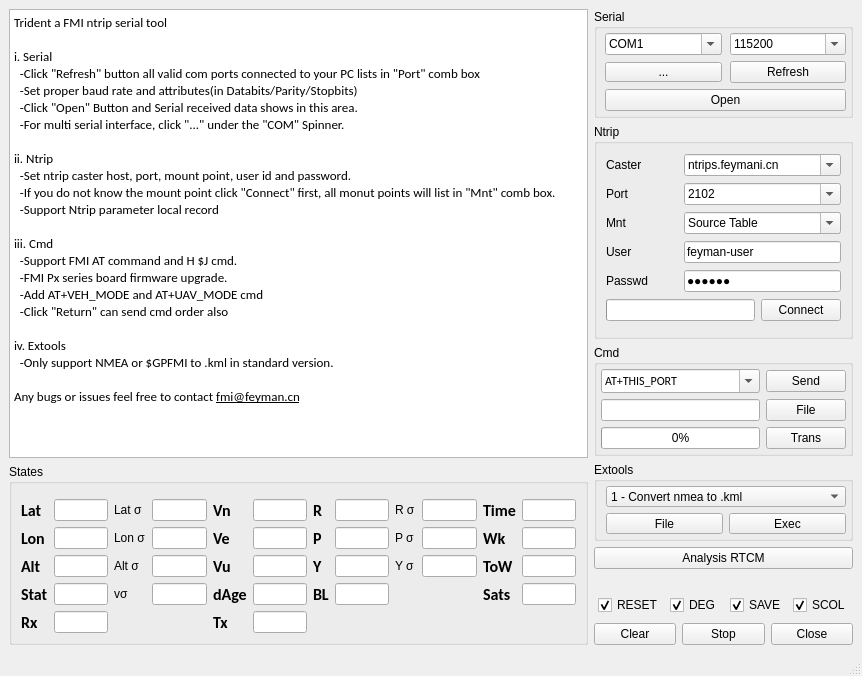
Above: gui/mainwindow.ui from linlintaotao/trident3.0 before the change. Below: the same form after it.
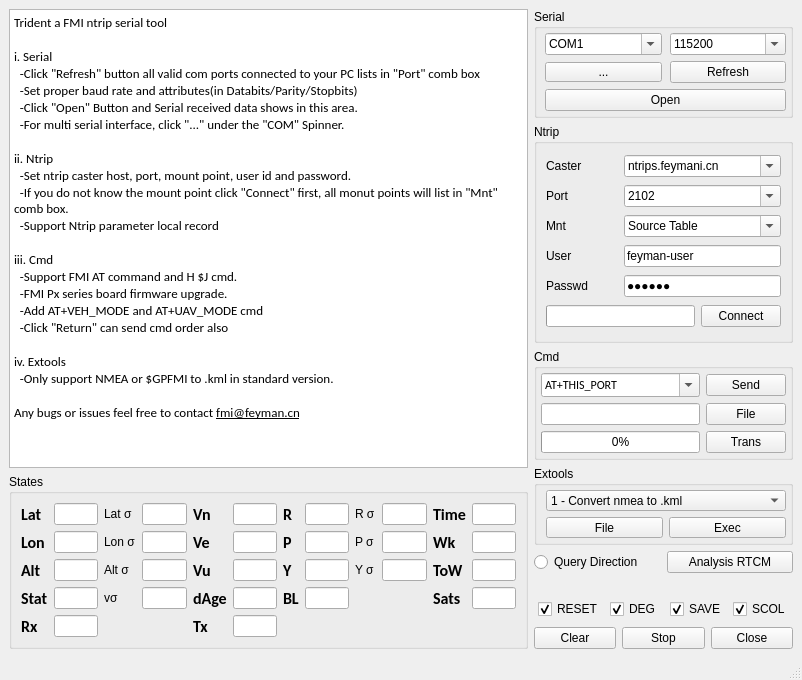
That is the form after the change.

Commit message: 0111 -add direction to GPIMU

```diff
--- a/gui/mainwindow.ui
+++ b/gui/mainwindow.ui
@@ -9,8 +9,8 @@
    <rect>
     <x>0</x>
     <y>0</y>
-    <width>862</width>
-    <height>676</height>
+    <width>802</width>
+    <height>680</height>
    </rect>
   </property>
   <widget class="QWidget" name="centralwidget">
@@ -88,21 +88,16 @@
            <string>States</string>
           </property>
           <layout class="QGridLayout" name="gridLayout">
-           <item row="3" column="10">
-            <widget class="QLabel" name="label_Y">
-             <property name="text">
-              <string>Y σ</string>
-             </property>
-            </widget>
+           <item row="2" column="11">
+            <widget class="QLineEdit" name="y_std"/>
            </item>
-           <item row="3" column="13">
-            <widget class="QLineEdit" name="lineEdit_sow">
-             <property name="readOnly">
-              <bool>true</bool>
-             </property>
-            </widget>
+           <item row="2" column="4">
+            <widget class="QLineEdit" name="alt_std"/>
            </item>
-           <item row="1" column="12">
+           <item row="0" column="4">
+            <widget class="QLineEdit" name="lat_std"/>
+           </item>
+           <item row="0" column="12">
             <widget class="QLabel" name="label">
              <property name="font">
               <font>
@@ -117,7 +112,22 @@
              </property>
             </widget>
            </item>
-           <item row="1" column="8">
+           <item row="2" column="5">
+            <widget class="QLabel" name="label_8">
+             <property name="font">
+              <font>
+               <family>Calibri</family>
+               <pointsize>12</pointsize>
+               <weight>75</weight>
+               <bold>true</bold>
+              </font>
+             </property>
+             <property name="text">
+              <string>Vu</string>
+             </property>
+            </widget>
+           </item>
+           <item row="0" column="8">
             <widget class="QLabel" name="label_15">
              <property name="font">
               <font>
@@ -132,7 +142,17 @@
              </property>
             </widget>
            </item>
-           <item row="2" column="5">
+           <item row="1" column="6">
+            <widget class="QLineEdit" name="lineEdit_ve">
+             <property name="alignment">
+              <set>Qt::AlignRight|Qt::AlignTrailing|Qt::AlignVCenter</set>
+             </property>
+             <property name="readOnly">
+              <bool>true</bool>
+             </property>
+            </widget>
+           </item>
+           <item row="1" column="5">
             <widget class="QLabel" name="label_11">
              <property name="font">
               <font>
@@ -147,15 +167,15 @@
              </property>
             </widget>
            </item>
-           <item row="1" column="13">
-            <widget class="QLineEdit" name="lineEdit_time">
-             <property name="readOnly">
-              <bool>true</bool>
+           <item row="3" column="3">
+            <widget class="QLabel" name="label_v_std">
+             <property name="text">
+              <string>vσ</string>
              </property>
             </widget>
            </item>
-           <item row="3" column="8">
-            <widget class="QLabel" name="label_9">
+           <item row="3" column="0">
+            <widget class="QLabel" name="label_16">
              <property name="font">
               <font>
                <family>Calibri</family>
@@ -165,25 +185,33 @@
               </font>
              </property>
              <property name="text">
-              <string>Y</string>
+              <string>Stat</string>
              </property>
             </widget>
            </item>
-           <item row="4" column="9">
-            <widget class="QLineEdit" name="lineEdit_bl">
-             <property name="toolTip">
-              <string>base line</string>
+           <item row="1" column="0">
+            <widget class="QLabel" name="label_10">
+             <property name="font">
+              <font>
+               <family>Calibri</family>
+               <pointsize>12</pointsize>
+               <weight>75</weight>
+               <bold>true</bold>
+              </font>
              </property>
-             <property name="alignment">
-              <set>Qt::AlignRight|Qt::AlignTrailing|Qt::AlignVCenter</set>
+             <property name="text">
+              <string>Lon</string>
              </property>
-             <property name="readOnly">
-              <bool>true</bool>
-             </property>
             </widget>
            </item>
+           <item row="1" column="4">
+            <widget class="QLineEdit" name="lon_std"/>
+           </item>
            <item row="3" column="2">
-            <widget class="QLineEdit" name="lineEdit_rovhgt">
+            <widget class="QLineEdit" name="lineEdit_solstat">
+             <property name="toolTip">
+              <string>solution state</string>
+             </property>
              <property name="layoutDirection">
               <enum>Qt::RightToLeft</enum>
              </property>
@@ -195,8 +223,11 @@
              </property>
             </widget>
            </item>
-           <item row="1" column="6">
-            <widget class="QLineEdit" name="lineEdit_vn">
+           <item row="1" column="2">
+            <widget class="QLineEdit" name="lineEdit_rovlon">
+             <property name="layoutDirection">
+              <enum>Qt::RightToLeft</enum>
+             </property>
              <property name="alignment">
               <set>Qt::AlignRight|Qt::AlignTrailing|Qt::AlignVCenter</set>
              </property>
@@ -205,7 +236,36 @@
              </property>
             </widget>
            </item>
-           <item row="3" column="9">
+           <item row="3" column="13">
+            <widget class="QLineEdit" name="lineEdit_sats">
+             <property name="readOnly">
+              <bool>true</bool>
+             </property>
+            </widget>
+           </item>
+           <item row="2" column="10">
+            <widget class="QLabel" name="label_Y">
+             <property name="text">
+              <string>Y σ</string>
+             </property>
+            </widget>
+           </item>
+           <item row="3" column="8">
+            <widget class="QLabel" name="label_18">
+             <property name="font">
+              <font>
+               <family>Calibri</family>
+               <pointsize>12</pointsize>
+               <weight>75</weight>
+               <bold>true</bold>
+              </font>
+             </property>
+             <property name="text">
+              <string>BL</string>
+             </property>
+            </widget>
+           </item>
+           <item row="2" column="9">
             <widget class="QLineEdit" name="lineEdit_yaw">
              <property name="toolTip">
               <string>yaw(heading) in deg</string>
@@ -218,7 +278,20 @@
              </property>
             </widget>
            </item>
-           <item row="4" column="5">
+           <item row="0" column="9">
+            <widget class="QLineEdit" name="lineEdit_roll">
+             <property name="toolTip">
+              <string>roll in deg</string>
+             </property>
+             <property name="alignment">
+              <set>Qt::AlignRight|Qt::AlignTrailing|Qt::AlignVCenter</set>
+             </property>
+             <property name="readOnly">
+              <bool>true</bool>
+             </property>
+            </widget>
+           </item>
+           <item row="3" column="5">
             <widget class="QLabel" name="label_17">
              <property name="font">
               <font>
@@ -233,21 +306,15 @@
              </property>
             </widget>
            </item>
-           <item row="1" column="2">
-            <widget class="QLineEdit" name="lineEdit_rovlat">
-             <property name="layoutDirection">
-              <enum>Qt::RightToLeft</enum>
-             </property>
-             <property name="alignment">
-              <set>Qt::AlignRight|Qt::AlignTrailing|Qt::AlignVCenter</set>
-             </property>
+           <item row="2" column="13">
+            <widget class="QLineEdit" name="lineEdit_sow">
              <property name="readOnly">
               <bool>true</bool>
              </property>
             </widget>
            </item>
-           <item row="3" column="0">
-            <widget class="QLabel" name="label_7">
+           <item row="0" column="5">
+            <widget class="QLabel" name="label_14">
              <property name="font">
               <font>
                <family>Calibri</family>
@@ -257,48 +324,18 @@
               </font>
              </property>
              <property name="text">
-              <string>Alt</string>
+              <string>Vn</string>
              </property>
             </widget>
            </item>
-           <item row="1" column="0">
-            <widget class="QLabel" name="label_13">
-             <property name="font">
-              <font>
-               <family>Calibri</family>
-               <pointsize>12</pointsize>
-               <weight>75</weight>
-               <bold>true</bold>
-              </font>
-             </property>
+           <item row="1" column="3">
+            <widget class="QLabel" name="label_lon">
              <property name="text">
-              <string>Lat</string>
+              <string>Lon σ</string>
              </property>
             </widget>
            </item>
-           <item row="4" column="2">
-            <widget class="QLineEdit" name="lineEdit_solstat">
-             <property name="toolTip">
-              <string>solution state</string>
-             </property>
-             <property name="layoutDirection">
-              <enum>Qt::RightToLeft</enum>
-             </property>
-             <property name="alignment">
-              <set>Qt::AlignRight|Qt::AlignTrailing|Qt::AlignVCenter</set>
-             </property>
-             <property name="readOnly">
-              <bool>true</bool>
-             </property>
-            </widget>
-           </item>
-           <item row="3" column="4">
-            <widget class="QLineEdit" name="alt_std"/>
-           </item>
-           <item row="2" column="11">
-            <widget class="QLineEdit" name="p_std"/>
-           </item>
-           <item row="4" column="12">
+           <item row="3" column="12">
             <widget class="QLabel" name="label_4">
              <property name="font">
               <font>
@@ -313,17 +350,103 @@
              </property>
             </widget>
            </item>
-           <item row="4" column="4">
-            <widget class="QLineEdit" name="v_std"/>
+           <item row="0" column="3">
+            <widget class="QLabel" name="label_lat">
+             <property name="text">
+              <string>Lat σ</string>
+             </property>
+            </widget>
            </item>
-           <item row="2" column="13">
+           <item row="2" column="6">
+            <widget class="QLineEdit" name="lineEdit_vu">
+             <property name="alignment">
+              <set>Qt::AlignRight|Qt::AlignTrailing|Qt::AlignVCenter</set>
+             </property>
+             <property name="readOnly">
+              <bool>true</bool>
+             </property>
+            </widget>
+           </item>
+           <item row="3" column="6">
+            <widget class="QLineEdit" name="lineEdit_dage">
+             <property name="toolTip">
+              <string>age of difference</string>
+             </property>
+             <property name="alignment">
+              <set>Qt::AlignRight|Qt::AlignTrailing|Qt::AlignVCenter</set>
+             </property>
+             <property name="readOnly">
+              <bool>true</bool>
+             </property>
+            </widget>
+           </item>
+           <item row="0" column="6">
+            <widget class="QLineEdit" name="lineEdit_vn">
+             <property name="alignment">
+              <set>Qt::AlignRight|Qt::AlignTrailing|Qt::AlignVCenter</set>
+             </property>
+             <property name="readOnly">
+              <bool>true</bool>
+             </property>
+            </widget>
+           </item>
+           <item row="3" column="9">
+            <widget class="QLineEdit" name="lineEdit_bl">
+             <property name="toolTip">
+              <string>base line</string>
+             </property>
+             <property name="alignment">
+              <set>Qt::AlignRight|Qt::AlignTrailing|Qt::AlignVCenter</set>
+             </property>
+             <property name="readOnly">
+              <bool>true</bool>
+             </property>
+            </widget>
+           </item>
+           <item row="0" column="10">
+            <widget class="QLabel" name="label_R">
+             <property name="text">
+              <string>R σ</string>
+             </property>
+            </widget>
+           </item>
+           <item row="4" column="5">
+            <widget class="QLabel" name="label_stx">
+             <property name="font">
+              <font>
+               <family>Calibri</family>
+               <pointsize>12</pointsize>
+               <weight>75</weight>
+               <bold>true</bold>
+              </font>
+             </property>
+             <property name="text">
+              <string>Tx</string>
+             </property>
+            </widget>
+           </item>
+           <item row="4" column="2">
+            <widget class="QLineEdit" name="lineEdit_stx">
+             <property name="readOnly">
+              <bool>true</bool>
+             </property>
+            </widget>
+           </item>
+           <item row="1" column="13">
             <widget class="QLineEdit" name="lineEdit_wk">
              <property name="readOnly">
               <bool>true</bool>
              </property>
             </widget>
            </item>
-           <item row="2" column="8">
+           <item row="2" column="3">
+            <widget class="QLabel" name="label_alt">
+             <property name="text">
+              <string>Alt σ</string>
+             </property>
+            </widget>
+           </item>
+           <item row="1" column="8">
             <widget class="QLabel" name="label_12">
              <property name="font">
               <font>
@@ -338,95 +461,8 @@
              </property>
             </widget>
            </item>
-           <item row="5" column="6">
-            <widget class="QLineEdit" name="lineEdit_srx">
-             <property name="autoFillBackground">
-              <bool>false</bool>
-             </property>
-             <property name="readOnly">
-              <bool>true</bool>
-             </property>
-            </widget>
-           </item>
-           <item row="3" column="12">
-            <widget class="QLabel" name="label_3">
-             <property name="font">
-              <font>
-               <family>Calibri</family>
-               <pointsize>12</pointsize>
-               <weight>75</weight>
-               <bold>true</bold>
-              </font>
-             </property>
-             <property name="text">
-              <string>ToW</string>
-             </property>
-            </widget>
-           </item>
-           <item row="4" column="13">
-            <widget class="QLineEdit" name="lineEdit_sats">
-             <property name="readOnly">
-              <bool>true</bool>
-             </property>
-            </widget>
-           </item>
-           <item row="4" column="8">
-            <widget class="QLabel" name="label_18">
-             <property name="font">
-              <font>
-               <family>Calibri</family>
-               <pointsize>12</pointsize>
-               <weight>75</weight>
-               <bold>true</bold>
-              </font>
-             </property>
-             <property name="text">
-              <string>BL</string>
-             </property>
-            </widget>
-           </item>
-           <item row="2" column="6">
-            <widget class="QLineEdit" name="lineEdit_ve">
-             <property name="alignment">
-              <set>Qt::AlignRight|Qt::AlignTrailing|Qt::AlignVCenter</set>
-             </property>
-             <property name="readOnly">
-              <bool>true</bool>
-             </property>
-            </widget>
-           </item>
-           <item row="1" column="5">
-            <widget class="QLabel" name="label_14">
-             <property name="font">
-              <font>
-               <family>Calibri</family>
-               <pointsize>12</pointsize>
-               <weight>75</weight>
-               <bold>true</bold>
-              </font>
-             </property>
-             <property name="text">
-              <string>Vn</string>
-             </property>
-            </widget>
-           </item>
-           <item row="3" column="5">
-            <widget class="QLabel" name="label_8">
-             <property name="font">
-              <font>
-               <family>Calibri</family>
-               <pointsize>12</pointsize>
-               <weight>75</weight>
-               <bold>true</bold>
-              </font>
-             </property>
-             <property name="text">
-              <string>Vu</string>
-             </property>
-            </widget>
-           </item>
            <item row="2" column="2">
-            <widget class="QLineEdit" name="lineEdit_rovlon">
+            <widget class="QLineEdit" name="lineEdit_rovhgt">
              <property name="layoutDirection">
               <enum>Qt::RightToLeft</enum>
              </property>
@@ -438,7 +474,20 @@
              </property>
             </widget>
            </item>
-           <item row="5" column="0">
+           <item row="0" column="2">
+            <widget class="QLineEdit" name="lineEdit_rovlat">
+             <property name="layoutDirection">
+              <enum>Qt::RightToLeft</enum>
+             </property>
+             <property name="alignment">
+              <set>Qt::AlignRight|Qt::AlignTrailing|Qt::AlignVCenter</set>
+             </property>
+             <property name="readOnly">
+              <bool>true</bool>
+             </property>
+            </widget>
+           </item>
+           <item row="4" column="0">
             <widget class="QLabel" name="label_srx">
              <property name="font">
               <font>
@@ -453,7 +502,46 @@
              </property>
             </widget>
            </item>
-           <item row="2" column="12">
+           <item row="4" column="6">
+            <widget class="QLineEdit" name="lineEdit_srx">
+             <property name="autoFillBackground">
+              <bool>false</bool>
+             </property>
+             <property name="readOnly">
+              <bool>true</bool>
+             </property>
+            </widget>
+           </item>
+           <item row="0" column="13">
+            <widget class="QLineEdit" name="lineEdit_time">
+             <property name="readOnly">
+              <bool>true</bool>
+             </property>
+            </widget>
+           </item>
+           <item row="2" column="0">
+            <widget class="QLabel" name="label_7">
+             <property name="font">
+              <font>
+               <family>Calibri</family>
+               <pointsize>12</pointsize>
+               <weight>75</weight>
+               <bold>true</bold>
+              </font>
+             </property>
+             <property name="text">
+              <string>Alt</string>
+             </property>
+            </widget>
+           </item>
+           <item row="1" column="10">
+            <widget class="QLabel" name="label_P">
+             <property name="text">
+              <string>P σ</string>
+             </property>
+            </widget>
+           </item>
+           <item row="1" column="12">
             <widget class="QLabel" name="label_2">
              <property name="font">
               <font>
@@ -468,24 +556,55 @@
              </property>
             </widget>
            </item>
-           <item row="3" column="6">
-            <widget class="QLineEdit" name="lineEdit_vu">
-             <property name="alignment">
-              <set>Qt::AlignRight|Qt::AlignTrailing|Qt::AlignVCenter</set>
+           <item row="0" column="11">
+            <widget class="QLineEdit" name="r_std"/>
+           </item>
+           <item row="0" column="0">
+            <widget class="QLabel" name="label_13">
+             <property name="font">
+              <font>
+               <family>Calibri</family>
+               <pointsize>12</pointsize>
+               <weight>75</weight>
+               <bold>true</bold>
+              </font>
              </property>
-             <property name="readOnly">
-              <bool>true</bool>
+             <property name="text">
+              <string>Lat</string>
              </property>
             </widget>
            </item>
-           <item row="5" column="2">
-            <widget class="QLineEdit" name="lineEdit_stx">
-             <property name="readOnly">
-              <bool>true</bool>
+           <item row="2" column="12">
+            <widget class="QLabel" name="label_3">
+             <property name="font">
+              <font>
+               <family>Calibri</family>
+               <pointsize>12</pointsize>
+               <weight>75</weight>
+               <bold>true</bold>
+              </font>
              </property>
+             <property name="text">
+              <string>ToW</string>
+             </property>
             </widget>
            </item>
-           <item row="2" column="9">
+           <item row="2" column="8">
+            <widget class="QLabel" name="label_9">
+             <property name="font">
+              <font>
+               <family>Calibri</family>
+               <pointsize>12</pointsize>
+               <weight>75</weight>
+               <bold>true</bold>
+              </font>
+             </property>
+             <property name="text">
+              <string>Y</string>
+             </property>
+            </widget>
+           </item>
+           <item row="1" column="9">
             <widget class="QLineEdit" name="lineEdit_pitch">
              <property name="toolTip">
               <string>pitch in deg</string>
@@ -498,133 +617,11 @@
              </property>
             </widget>
            </item>
-           <item row="4" column="0">
-            <widget class="QLabel" name="label_16">
-             <property name="font">
-              <font>
-               <family>Calibri</family>
-               <pointsize>12</pointsize>
-               <weight>75</weight>
-               <bold>true</bold>
-              </font>
-             </property>
-             <property name="text">
-              <string>Stat</string>
-             </property>
-            </widget>
-           </item>
-           <item row="2" column="0">
-            <widget class="QLabel" name="label_10">
-             <property name="font">
-              <font>
-               <family>Calibri</family>
-               <pointsize>12</pointsize>
-               <weight>75</weight>
-               <bold>true</bold>
-              </font>
-             </property>
-             <property name="text">
-              <string>Lon</string>
-             </property>
-            </widget>
-           </item>
-           <item row="3" column="11">
-            <widget class="QLineEdit" name="y_std"/>
-           </item>
-           <item row="1" column="10">
-            <widget class="QLabel" name="label_R">
-             <property name="text">
-              <string>R σ</string>
-             </property>
-            </widget>
-           </item>
-           <item row="1" column="9">
-            <widget class="QLineEdit" name="lineEdit_roll">
-             <property name="toolTip">
-              <string>roll in deg</string>
-             </property>
-             <property name="alignment">
-              <set>Qt::AlignRight|Qt::AlignTrailing|Qt::AlignVCenter</set>
-             </property>
-             <property name="readOnly">
-              <bool>true</bool>
-             </property>
-            </widget>
-           </item>
            <item row="1" column="11">
-            <widget class="QLineEdit" name="r_std"/>
+            <widget class="QLineEdit" name="p_std"/>
            </item>
-           <item row="4" column="6">
-            <widget class="QLineEdit" name="lineEdit_dage">
-             <property name="toolTip">
-              <string>age of difference</string>
-             </property>
-             <property name="alignment">
-              <set>Qt::AlignRight|Qt::AlignTrailing|Qt::AlignVCenter</set>
-             </property>
-             <property name="readOnly">
-              <bool>true</bool>
-             </property>
-            </widget>
-           </item>
-           <item row="5" column="5">
-            <widget class="QLabel" name="label_stx">
-             <property name="font">
-              <font>
-               <family>Calibri</family>
-               <pointsize>12</pointsize>
-               <weight>75</weight>
-               <bold>true</bold>
-              </font>
-             </property>
-             <property name="text">
-              <string>Tx</string>
-             </property>
-            </widget>
-           </item>
-           <item row="2" column="10">
-            <widget class="QLabel" name="label_P">
-             <property name="text">
-              <string>P σ</string>
-             </property>
-            </widget>
-           </item>
-           <item row="4" column="3">
-            <widget class="QLabel" name="label_v_std">
-             <property name="text">
-              <string>vσ</string>
-             </property>
-            </widget>
-           </item>
-           <item row="3" column="3">
-            <widget class="QLabel" name="label_alt">
-             <property name="text">
-              <string>Alt σ</string>
-             </property>
-            </widget>
-           </item>
-           <item row="2" column="4">
-            <widget class="QLineEdit" name="lon_std"/>
-           </item>
-           <item row="2" column="3">
-            <widget class="QLabel" name="label_lon">
-             <property name="text">
-              <string>Lon σ</string>
-             </property>
-            </widget>
-           </item>
-           <item row="1" column="4">
-            <widget class="QLineEdit" name="lat_std"/>
-           </item>
-           <item row="1" column="3">
-            <widget class="QLabel" name="label_lat">
-             <property name="text">
-              <string>Lat σ</string>
-             </property>
-            </widget>
-           </item>
-           <item row="0" column="2">
-            <widget class="QWidget" name="widget" native="true"/>
+           <item row="3" column="4">
+            <widget class="QLineEdit" name="v_std"/>
            </item>
           </layout>
          </widget>
@@ -1401,11 +1398,22 @@
          </widget>
         </item>
         <item>
-         <widget class="QPushButton" name="rtcm_analysis">
-          <property name="text">
-           <string>Analysis RTCM</string>
-          </property>
-         </widget>
+         <layout class="QHBoxLayout" name="horizontalLayout_3">
+          <item>
+           <widget class="QRadioButton" name="queryDirection">
+            <property name="text">
+             <string>Query Direction</string>
+            </property>
+           </widget>
+          </item>
+          <item>
+           <widget class="QPushButton" name="rtcm_analysis">
+            <property name="text">
+             <string>Analysis RTCM</string>
+            </property>
+           </widget>
+          </item>
+         </layout>
         </item>
         <item>
          <spacer name="verticalSpacer">
```
The commit also changes 2 other files.
